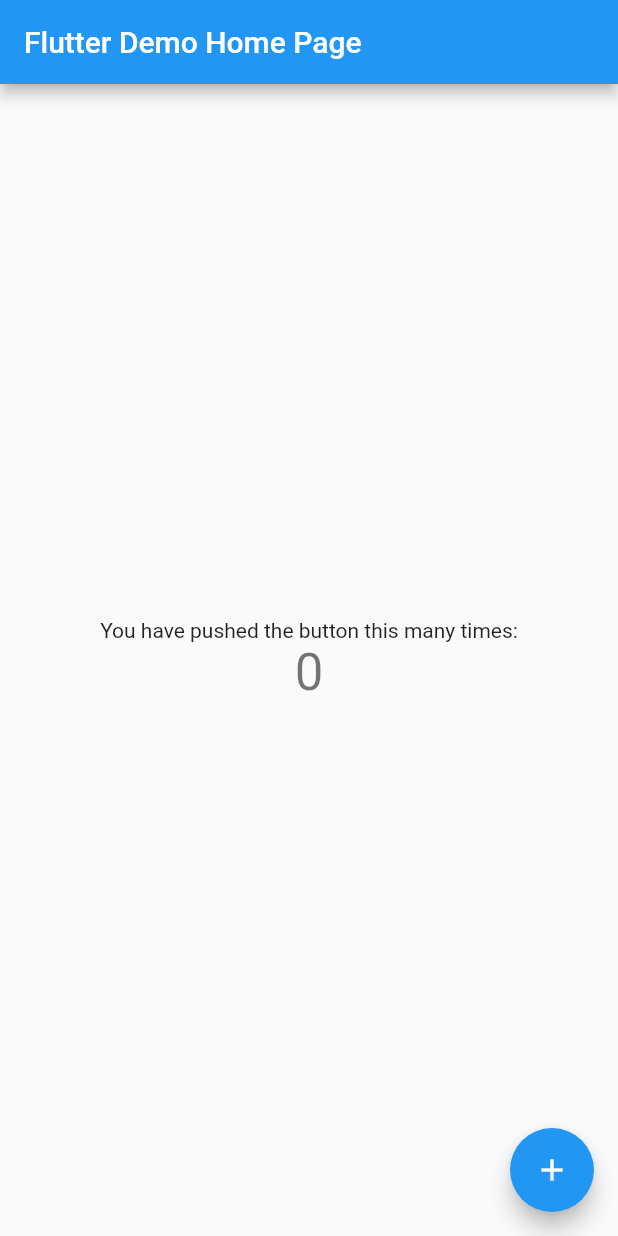
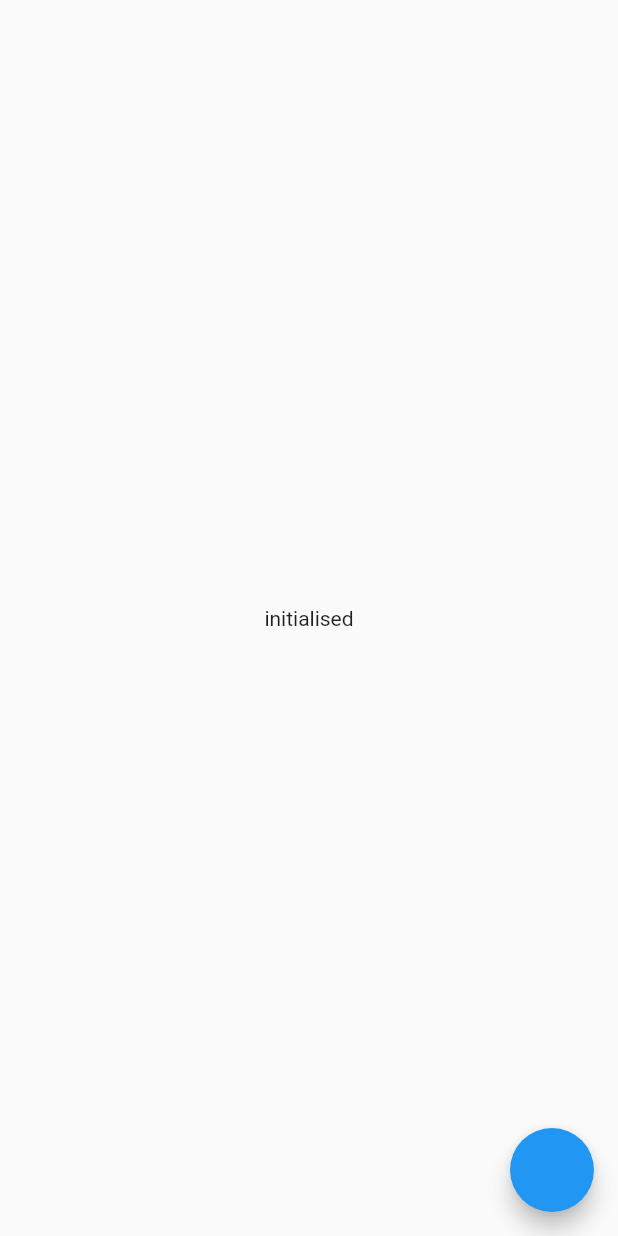
Before and after one commit to TIGK-Captain-America/app, a Flutter app: the screen it shows after launch, on a phone screen of 412 x 824 dp. Run offline on Flutter 3.47's test engine with Material 2 defaults, Android fonts, the phone set to English and light mode, and no system bars; our stand-ins replace stacked.

Commit message:
updated the code sturcture

```diff
--- a/lib/main.dart
+++ b/lib/main.dart
@@ -1,4 +1,5 @@
 import 'package:flutter/material.dart';
+import 'package:mower/src/views/home/home.dart';
 
 void main() {
   runApp(MyApp());
@@ -22,92 +23,7 @@ class MyApp extends StatelessWidget {
         // is not restarted.
         primarySwatch: Colors.blue,
       ),
-      home: MyHomePage(title: 'Flutter Demo Home Page'),
+      home: HomeView(),
     );
   }
 }
-
-class MyHomePage extends StatefulWidget {
-  MyHomePage({Key key, this.title}) : super(key: key);
-
-  // This widget is the home page of your application. It is stateful, meaning
-  // that it has a State object (defined below) that contains fields that affect
-  // how it looks.
-
-  // This class is the configuration for the state. It holds the values (in this
-  // case the title) provided by the parent (in this case the App widget) and
-  // used by the build method of the State. Fields in a Widget subclass are
-  // always marked "final".
-
-  final String title;
-
-  @override
-  _MyHomePageState createState() => _MyHomePageState();
-}
-
-class _MyHomePageState extends State<MyHomePage> {
-  int _counter = 0;
-
-  void _incrementCounter() {
-    setState(() {
-      // This call to setState tells the Flutter framework that something has
-      // changed in this State, which causes it to rerun the build method below
-      // so that the display can reflect the updated values. If we changed
-      // _counter without calling setState(), then the build method would not be
-      // called again, and so nothing would appear to happen.
-      _counter++;
-    });
-  }
-
-  @override
-  Widget build(BuildContext context) {
-    // This method is rerun every time setState is called, for instance as done
-    // by the _incrementCounter method above.
-    //
-    // The Flutter framework has been optimized to make rerunning build methods
-    // fast, so that you can just rebuild anything that needs updating rather
-    // than having to individually change instances of widgets.
-    return Scaffold(
-      appBar: AppBar(
-        // Here we take the value from the MyHomePage object that was created by
-        // the App.build method, and use it to set our appbar title.
-        title: Text(widget.title),
-      ),
-      body: Center(
-        // Center is a layout widget. It takes a single child and positions it
-        // in the middle of the parent.
-        child: Column(
-          // Column is also a layout widget. It takes a list of children and
-          // arranges them vertically. By default, it sizes itself to fit its
-          // children horizontally, and tries to be as tall as its parent.
-          //
-          // Invoke "debug painting" (press "p" in the console, choose the
-          // "Toggle Debug Paint" action from the Flutter Inspector in Android
-          // Studio, or the "Toggle Debug Paint" command in Visual Studio Code)
-          // to see the wireframe for each widget.
-          //
-          // Column has various properties to control how it sizes itself and
-          // how it positions its children. Here we use mainAxisAlignment to
-          // center the children vertically; the main axis here is the vertical
-          // axis because Columns are vertical (the cross axis would be
-          // horizontal).
-          mainAxisAlignment: MainAxisAlignment.center,
-          children: <Widget>[
-            Text(
-              'You have pushed the button this many times:',
-            ),
-            Text(
-              '$_counter',
-              style: Theme.of(context).textTheme.headline4,
-            ),
-          ],
-        ),
-      ),
-      floatingActionButton: FloatingActionButton(
-        onPressed: _incrementCounter,
-        tooltip: 'Increment',
-        child: Icon(Icons.add),
-      ), // This trailing comma makes auto-formatting nicer for build methods.
-    );
-  }
-}
--- /dev/null
+++ b/lib/src/models/test.dart
@@ -0,0 +1,3 @@
+class test {
+
+}
--- /dev/null
+++ b/lib/src/services/test.dart
@@ -0,0 +1,3 @@
+class test {
+
+}
--- /dev/null
+++ b/lib/src/views/home/home.dart
@@ -0,0 +1,25 @@
+import 'package:flutter/material.dart';
+import 'package:mower/src/views/home/viewModel.dart';
+import 'package:stacked/stacked.dart';
+
+class HomeView extends StatelessWidget {
+  const HomeView({Key key}) : super(key: key);
+
+  @override
+  Widget build(BuildContext context) {
+    return ViewModelBuilder<HomeViewModel>.reactive(
+      viewModelBuilder: () => HomeViewModel(),
+      onModelReady: (viewModel) => viewModel.initialise(),
+      builder: (context, viewModel, child) => Scaffold(
+        floatingActionButton: FloatingActionButton(
+          onPressed: () {
+            viewModel.updateTitle();
+          },
+        ),
+        body: Center(
+          child: Text(viewModel.title),
+        ),
+      ),
+    );
+  }
+}
--- /dev/null
+++ b/lib/src/views/home/viewModel.dart
@@ -0,0 +1,17 @@
+import 'package:flutter/material.dart';
+
+class HomeViewModel extends ChangeNotifier {
+  String title = 'default';
+
+  void initialise() {
+    title = 'initialised';
+    notifyListeners();
+  }
+
+  int counter = 0;
+  void updateTitle() {
+    counter++;
+    title = '$counter';
+    notifyListeners();
+  }
+}
--- a/pubspec.yaml
+++ b/pubspec.yaml
@@ -23,6 +23,7 @@ environment:
 dependencies:
   flutter:
     sdk: flutter
+  stacked: ^2.0.2
 
 
   # The following adds the Cupertino Icons font to your application.
```
Also changed, not shown: lib/src/views/scanBluetooth/scanBluetooth.dart (added, +25 -0 lines), lib/src/views/scanBluetooth/viewModel.dart (added, +17 -0 lines), pubspec.lock.
